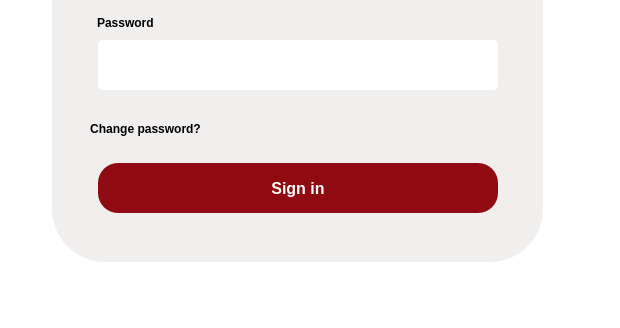
Old version of the form log_in.ui in the repository Rista10/Final; both pictures show x 650 to 1270 and y 372 to 700 of the 1270 by 700 pixel window.
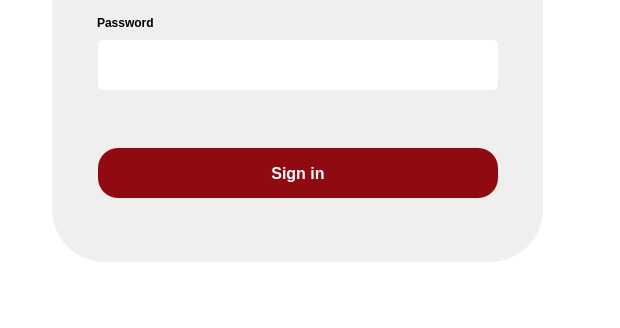
New version of the form. Icons and pictures are not drawn.

The edit to the form file:
```diff
--- a/log_in.ui
+++ b/log_in.ui
@@ -92,7 +92,7 @@
    <property name="geometry">
     <rect>
      <x>748</x>
-     <y>535</y>
+     <y>520</y>
      <width>400</width>
      <height>50</height>
     </rect>
@@ -203,33 +203,6 @@
     <enum>QLineEdit::Password</enum>
    </property>
   </widget>
-  <widget class="QPushButton" name="home">
-   <property name="geometry">
-    <rect>
-     <x>730</x>
-     <y>480</y>
-     <width>131</width>
-     <height>41</height>
-    </rect>
-   </property>
-   <property name="font">
-    <font>
-     <pointsize>9</pointsize>
-     <bold>true</bold>
-    </font>
-   </property>
-   <property name="styleSheet">
-    <string notr="true">#home
-
-{
- background-color:#F1EEEE;
-border-radius:5px;
-}</string>
-   </property>
-   <property name="text">
-    <string>Change password?</string>
-   </property>
-  </widget>
   <widget class="QLabel" name="label_5">
    <property name="geometry">
     <rect>
```
Left out of the diff: 1 changed line with no effect on the pictures.
